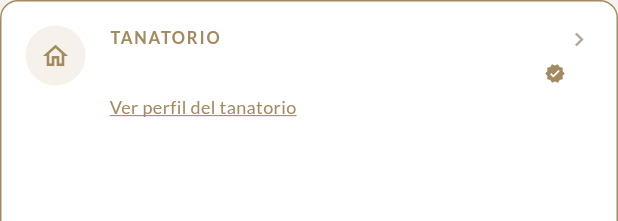
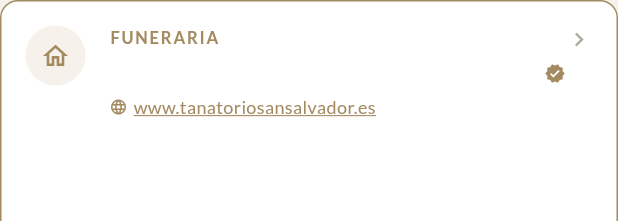
Before and after one commit to maitaneu/IN-MEMORIAM, a Flutter app: the _InfoCardTanatorio widget shown alone on an empty page, opened directly with sample values from the repository, on a phone screen of 412 x 824 dp. Shown: the top 221 px of the screen. Run offline on Flutter 3.47's test engine with Material 3 defaults, Android fonts, the phone set to English and light mode, and no system bars; our stand-ins replace cached_network_image, go_router, google_fonts, shimmer, supabase_flutter; accounts and stored records are empty.

Commit message:
Open funeral links and simplify detail route
Add a web link flow for funeral homes: if the tanatorio has a `web` URL, tapping the card opens it in an external browser; otherwise it falls back to the existing profile screen. The label text in the funeral tab was also updated to `FUNERARIA` and the detail route no longer uses the slide transition for `/fallecido/:id`.

```diff
--- a/lib/router/app_router.dart
+++ b/lib/router/app_router.dart
@@ -68,7 +68,7 @@ class AppRouter {
       // ── Pantallas sin bottom nav ────────────────────────────
       GoRoute(
         path: '/fallecido/:id',
-        pageBuilder: (context, state) => _slideTransition(
+        pageBuilder: (context, state) => _noTransition(
           context, state,
           DetailScreen(fallecidoId: state.pathParameters['id']!),
         ),
--- a/lib/screens/detail/tabs/tab_funeral.dart
+++ b/lib/screens/detail/tabs/tab_funeral.dart
@@ -1,5 +1,6 @@
 import 'package:flutter/material.dart';
 import 'package:go_router/go_router.dart';
+import 'package:url_launcher/url_launcher.dart';
 import '../../../models/models.dart';
 import '../../../services/mock_data.dart';
 import '../../../theme/theme.dart';
@@ -205,13 +206,27 @@ class _InfoCardTanatorio extends StatelessWidget {
   @override
   Widget build(BuildContext context) {
     final tanatorioId = fallecido.tanatorioId;
-    final esClicable = tanatorioId != null &&
-        MockData.tanatorioPorId(tanatorioId) != null;
+    final tanatorio = tanatorioId != null
+        ? MockData.tanatorioPorId(tanatorioId)
+        : null;
+    final webUrl = tanatorio?.datosTanatorio?.web;
+    final webStr = webUrl ?? '';
+    final tieneWeb = webStr.isNotEmpty;
+    final esClicable = tanatorio != null;
+
+    Future<void> onTap() async {
+      if (tieneWeb) {
+        final uri = Uri.parse(webStr);
+        if (await canLaunchUrl(uri)) {
+          await launchUrl(uri, mode: LaunchMode.externalApplication);
+        }
+      } else if (tanatorioId != null) {
+        if (context.mounted) context.push('/tanatorio/$tanatorioId');
+      }
+    }
 
     return GestureDetector(
-      onTap: esClicable
-          ? () => context.push('/tanatorio/$tanatorioId')
-          : null,
+      onTap: esClicable ? onTap : null,
       child: Container(
         margin: const EdgeInsets.only(bottom: AppSpacing.sm),
         padding: AppSpacing.cardPadding,
@@ -240,7 +255,7 @@ class _InfoCardTanatorio extends StatelessWidget {
               child: Column(
                 crossAxisAlignment: CrossAxisAlignment.start,
                 children: [
-                  Text('TANATORIO', style: AppTextStyles.caption),
+                  Text('FUNERARIA', style: AppTextStyles.caption),
                   const SizedBox(height: 4),
                   Row(
                     children: [
@@ -257,13 +272,26 @@ class _InfoCardTanatorio extends StatelessWidget {
                   ),
                   if (esClicable) ...[
                     const SizedBox(height: 2),
-                    Text(
-                      'Ver perfil del tanatorio',
-                      style: AppTextStyles.bodySmall.copyWith(
-                        color: AppColors.gold,
-                        decoration: TextDecoration.underline,
-                        decorationColor: AppColors.gold,
-                      ),
+                    Row(
+                      children: [
+                        Icon(
+                          tieneWeb ? Icons.language : Icons.arrow_forward,
+                          size: 12,
+                          color: AppColors.gold,
+                        ),
+                        const SizedBox(width: 4),
+                        Expanded(
+                          child: Text(
+                            tieneWeb ? webStr : 'Ver perfil de la funeraria',
+                            style: AppTextStyles.bodySmall.copyWith(
+                              color: AppColors.gold,
+                              decoration: TextDecoration.underline,
+                              decorationColor: AppColors.gold,
+                            ),
+                            overflow: TextOverflow.ellipsis,
+                          ),
+                        ),
+                      ],
                     ),
                   ],
                 ],
```
Also changed, not shown: lib/screens/detail/detail_screen.dart (+21 -2 lines).
